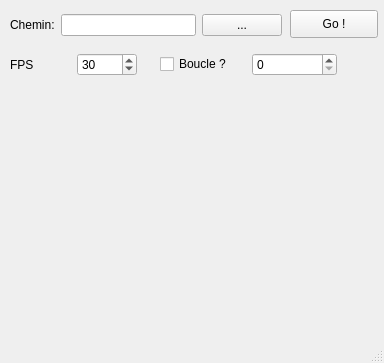
Qt form MainWindow.ui (seigneurfuo/animate-my-draws) before a commit.
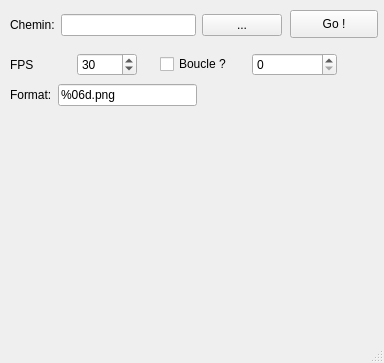
The same form after that commit. Icons and pictures are not drawn.

Commit message: Ajout d'une zone pour modifier le format des images chargées.

```diff
--- a/MainWindow.ui
+++ b/MainWindow.ui
@@ -121,6 +121,32 @@
      </item>
     </layout>
    </widget>
+   <widget class="QWidget" name="">
+    <property name="geometry">
+     <rect>
+      <x>10</x>
+      <y>80</y>
+      <width>187</width>
+      <height>30</height>
+     </rect>
+    </property>
+    <layout class="QHBoxLayout" name="horizontalLayout">
+     <item>
+      <widget class="QLabel" name="label_2">
+       <property name="text">
+        <string>Format:</string>
+       </property>
+      </widget>
+     </item>
+     <item>
+      <widget class="QLineEdit" name="lineEdit_2">
+       <property name="text">
+        <string>%06d.png</string>
+       </property>
+      </widget>
+     </item>
+    </layout>
+   </widget>
   </widget>
   <widget class="QMenuBar" name="menubar">
    <property name="geometry">
```
The commit also changes 1 other file.
